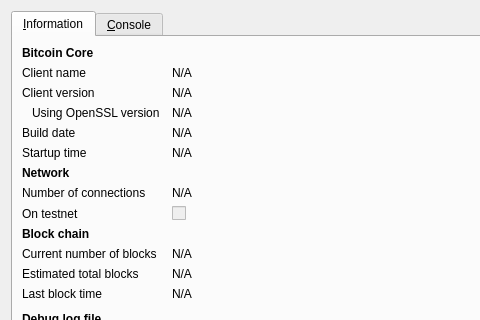
Qt form client/src/qt/forms/rpcconsole.ui (Smeagol-Gollum/parabola) before a commit; both pictures show x 0 to 480 and y 0 to 320 of the 740 by 450 pixel window.
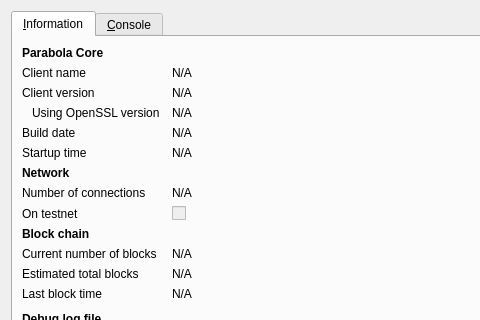
The same form after that commit. Icons and pictures are not drawn.

Commit message:
Changed everything to Parabola
BITCOIN --> PARABOLA
bitcoin --> parabola
Bitcoin --> Parabola
BTC --> X^2

```diff
--- a/client/src/qt/forms/rpcconsole.ui
+++ b/client/src/qt/forms/rpcconsole.ui
@@ -36,7 +36,7 @@
           </font>
          </property>
          <property name="text">
-          <string>Bitcoin Core</string>
+          <string>Parabola Core</string>
          </property>
         </widget>
        </item>
```
Left out of the diff: 10 changed lines with no effect on the pictures. The commit also changes 293 other files.
